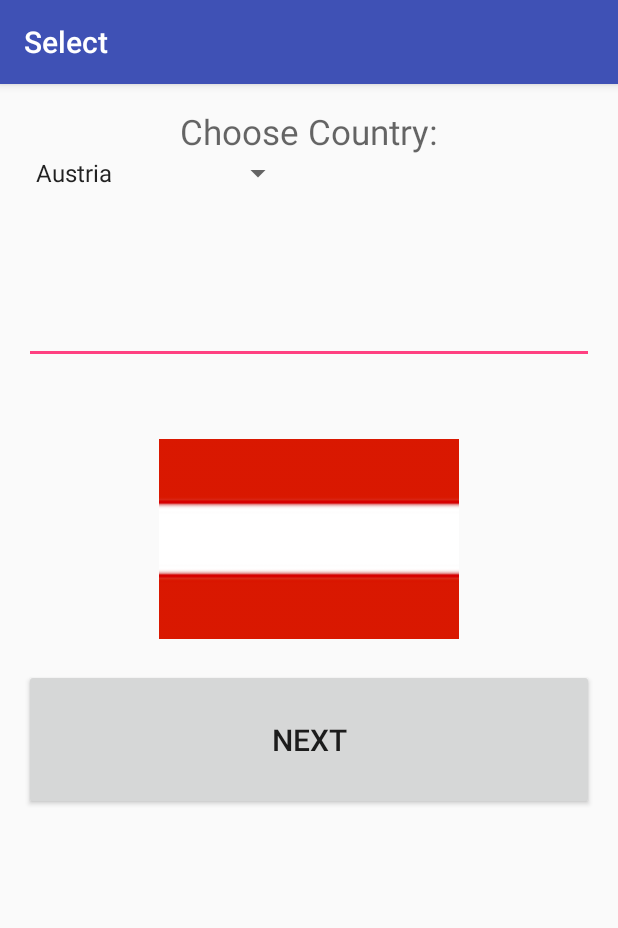
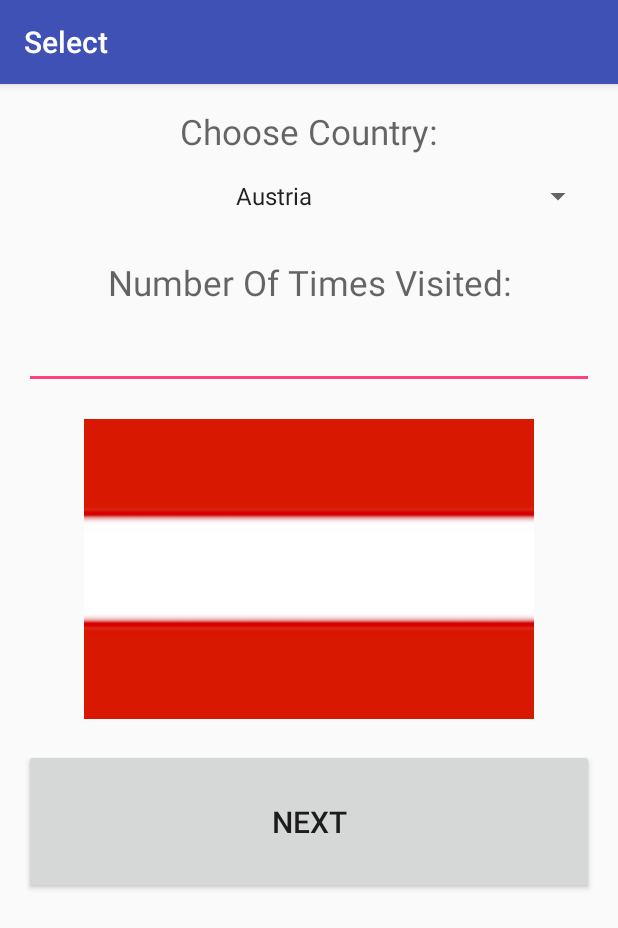
Before and after one commit to lundygp/COUNTry, an Android app: the Select screen opened directly, with no data from a screen before it, on a phone screen of 412 x 824 dp. Shown: the top 928 px of the screen. Run offline under Robolectric (Android 15) with nearby library versions, the phone set to English and light mode, and no system bars.

```diff
--- a/app/src/main/java/com/example/country/Select.java
+++ b/app/src/main/java/com/example/country/Select.java
@@ -1,11 +1,13 @@
 package com.example.country;
 
+import android.content.Intent;
 import android.os.Bundle;
 import android.support.v7.app.AppCompatActivity;
 import android.support.v7.widget.Toolbar;
 import android.view.View;
 import android.widget.AdapterView;
 import android.widget.ArrayAdapter;
+import android.widget.Button;
 import android.widget.ImageView;
 import android.widget.Spinner;
 
@@ -14,6 +16,7 @@ public class Select extends AppCompatActivity {
     ImageView flagChoiceView;
     Spinner spinnerCountry;
     ArrayAdapter<CharSequence> adapter;
+    public static Button next2;
 
 
 
@@ -24,6 +27,29 @@ public class Select extends AppCompatActivity {
         setContentView(R.layout.activity_select);
         Toolbar toolbar = (Toolbar) findViewById(R.id.toolbar);
         setSupportActionBar(toolbar);
+        afterSecondClick();
+
+        //Declaring all objects of type country
+        country Austria = new country("Austria");
+        country Belgium = new country("Belgium");
+        country Denmark = new country("Denmark");
+        country England = new country("England");
+        country France = new country("France");
+        country Germany = new country("Germany");
+        country Ireland = new country("Ireland");
+        country Italy = new country("Italy");
+        country Luxembourg = new country("Luxembourg");
+        country Portugal = new country("Portugal");
+        country Spain = new country("Spain");
+        country Sweden = new country("Sweden");
+        country Switzerland = new country("Switzerland");
+        country Wales = new country("Wales");
+
+        //Creating an array of type country in preparation for sorting
+        country[] countryList = {Austria, Belgium, Denmark,England,France,
+                Germany,Ireland,Italy,Luxembourg,Portugal,Spain,Sweden,Switzerland,Wales};
+
+        //sortFunction(countryList);
         spinnerCountry = (Spinner)findViewById(R.id.dropdown);
         adapter = ArrayAdapter.createFromResource(this,R.array.country_list,android.R.layout.simple_spinner_item);
         adapter.setDropDownViewResource(android.R.layout.simple_spinner_dropdown_item);
@@ -105,6 +131,68 @@ public class Select extends AppCompatActivity {
 
             }
         });
+
     }
 
+    //Linking the second activity to the third with a button click
+    public void afterSecondClick()
+    {
+        next2 = (Button)findViewById(R.id.button);
+        next2.setOnClickListener(
+                new View.OnClickListener() {
+                    @Override
+                    public void onClick(View v){
+                        Intent proceedAgain = new Intent("com.example.country.Results");
+                        startActivity(proceedAgain);
+                    }
+                }
+        );
+    }
+
+    //Declaring a new inner class known as country
+    private class country
+    {
+        private String name;
+        private int frequency;
+
+        public country(String Name){
+            this.name = Name;
+            this.frequency = 0;
+        }
+
+        public country(){
+            this.name = "";
+            this.frequency = 0;
+        }
+
+        public void setFrequency(int freq){
+            this.frequency = freq;
+        }
+
+        public int getFrequency(){
+            return frequency;
+        }
+    }
+
+    //Sorting algorithm from lowest frequency to highest
+    void sortFunction(country[] List){
+        int count = 0;
+        while(count < List.length){
+            for(int n = 0; n < List.length - 1; n++){
+                if(List[n].getFrequency() > List[n+1].getFrequency())
+                    swapFunction(List, n);
+            }
+            count++;
+        }
+    }
+
+    //Counterpart Method to sortFunction
+    void swapFunction(country[] List, int m){
+        country a, b, c;
+        a = List[m];
+        b = List[m+1];
+        c = a;
+        List[m+1] = c;
+        List[m] = b;
+    }
 }
--- a/app/src/main/res/layout/content_select.xml
+++ b/app/src/main/res/layout/content_select.xml
@@ -25,10 +25,23 @@
         android:textSize="@dimen/headingSize" />
 
     <Spinner
-        android:layout_width="180dp"
+        android:layout_width="match_parent"
         android:layout_height="wrap_content"
         android:id="@+id/dropdown"
-        android:spinnerMode="dropdown" />
+        android:spinnerMode="dropdown"
+        android:layout_gravity="center_horizontal"
+        android:layout_marginTop="15dp"
+        android:textAlignment="center" />
+
+    <TextView
+        android:layout_width="match_parent"
+        android:layout_height="wrap_content"
+        android:textAppearance="?android:attr/textAppearanceMedium"
+        android:text="Number Of Times Visited:"
+        android:id="@+id/frequencyTextView"
+        android:gravity="center"
+        android:layout_marginTop="30dp"
+        android:textSize="@dimen/headingSize" />
 
     <EditText
         android:layout_width="match_parent"
@@ -37,26 +50,30 @@
         android:ems="10"
         android:id="@+id/editText"
         android:layout_gravity="center_horizontal"
-        android:layout_marginTop="70dp"
+        android:layout_marginTop="10dp"
         android:gravity="center_horizontal" />
 
-    <ImageView
-        android:id="@+id/flagChoice"
-        android:layout_width="wrap_content"
-        android:layout_height="wrap_content"
-        android:src="@drawable/austriaflag"
-        android:layout_gravity="center_horizontal"
-        android:layout_marginTop="50dp" />
+    <LinearLayout
+        android:orientation="vertical"
+        android:layout_width="match_parent"
+        android:layout_height="200dp"
+        android:layout_marginTop="20dp">
+
+        <ImageView
+            android:id="@+id/flagChoice"
+            android:layout_width="match_parent"
+            android:layout_height="match_parent"
+            android:src="@drawable/austriaflag"
+            android:layout_gravity="center" />
+    </LinearLayout>
 
     <Button
-        android:layout_width="match_parent"
-        android:layout_height="wrap_content"
+        android:layout_width="fill_parent"
+        android:layout_height="60dp"
         android:text="NEXT"
         android:id="@+id/button"
-        android:layout_gravity="center_horizontal|bottom"
-        android:layout_marginTop="20dp"
-        android:layout_marginBottom="5dp"
         android:layout_weight="0.15"
-        android:textSize="20dp" />
+        android:textSize="20dp"
+        android:layout_marginTop="20dp" />
 
 </LinearLayout>
```
